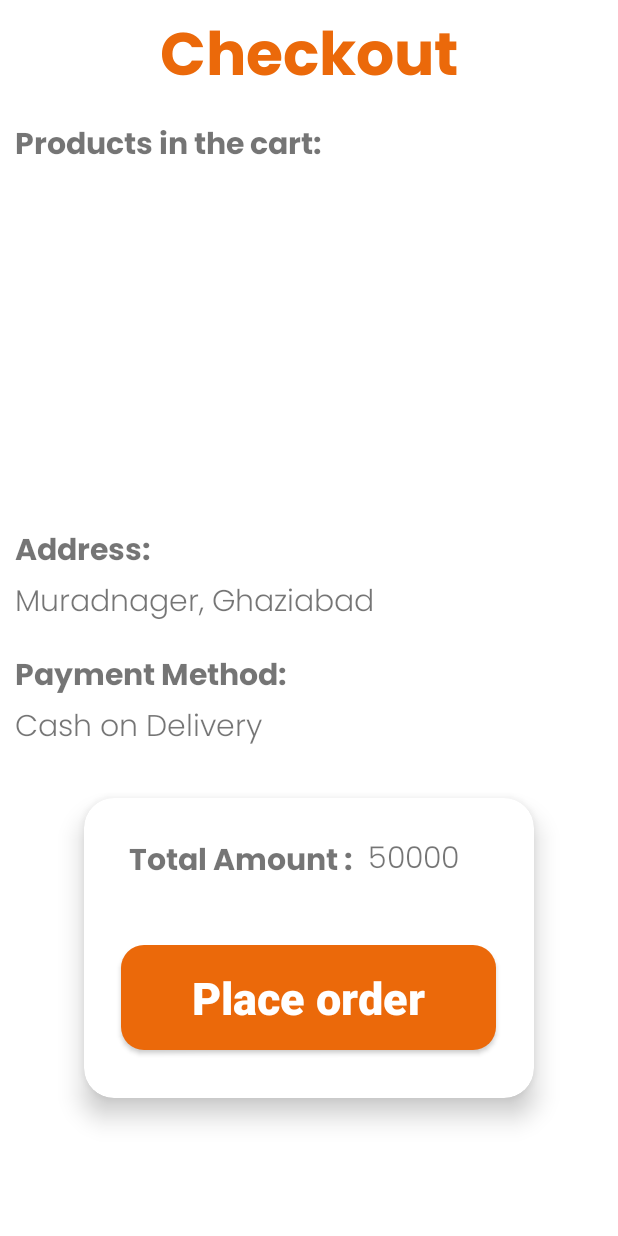
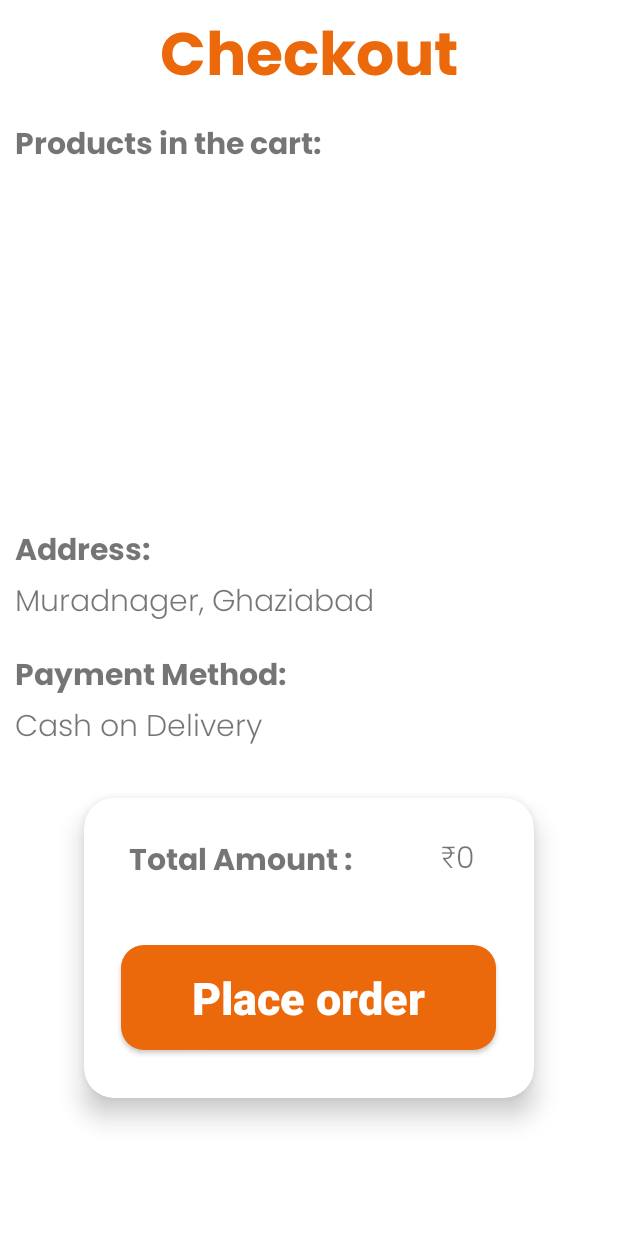
Before and after one commit to VishwasDubey150/BU-Bazzar, an Android app: the checkout_screen screen opened directly, with no data from a screen before it, on a phone screen of 412 x 824 dp. Run offline under Robolectric (Android 15) with nearby library versions, the phone set to English and light mode, and no system bars; our stand-ins replace Firebase (no records; nobody signed in at launch, a user with empty details on screens opened directly); 6 statements that could not run were skipped.

Commit message:
checkout screen done

```diff
--- a/app/src/main/java/com/example/sellnbuy/Constants.kt
+++ b/app/src/main/java/com/example/sellnbuy/Constants.kt
@@ -33,7 +33,8 @@ object Constants {
     const val USER_PROFILE_IMAGE:String="User_Profile_Image";
     const val DEFAULT_CART_QUANTITY:String="1";
     const val CART_ITEMS:String="cart_items";
-
+    const val ORDERS: String="orders"
+    const val STOCK_QUANTITY: String="stock_quantity"
 
     fun showImageChooser(activity: Activity) {
         val galleryIntent = Intent(
--- a/app/src/main/res/layout/activity_checkout_screen.xml
+++ b/app/src/main/res/layout/activity_checkout_screen.xml
@@ -98,25 +98,24 @@
             <TextView
                 android:layout_width="wrap_content"
                 android:layout_height="wrap_content"
+                android:layout_gravity="left"
+                android:layout_marginLeft="30dp"
+                android:layout_marginTop="25dp"
+                android:fontFamily="@font/poppins_bold"
                 android:text="Total Amount :"
-                android:layout_marginLeft="30dp"
-                android:layout_gravity="left"
-                android:layout_marginTop="25dp"
-                android:textSize="20dp"
-                android:fontFamily="@font/poppins_bold">
-            </TextView>
+                android:textSize="20dp"></TextView>
 
             <TextView
+                android:id="@+id/cost"
                 android:layout_width="wrap_content"
                 android:layout_height="wrap_content"
-                android:text="50000"
+                android:layout_gravity="right"
                 android:layout_marginLeft="10dp"
-                android:layout_gravity="right"
-                android:layout_marginRight="50dp"
                 android:layout_marginTop="-35dp"
-                android:textSize="20dp"
-                android:fontFamily="@font/poppins_light">
-            </TextView>
+                android:layout_marginRight="40dp"
+                android:fontFamily="@font/poppins_light"
+                android:text="0"
+                android:textSize="20dp"></TextView>
 
             <androidx.appcompat.widget.AppCompatButton
                 android:id="@+id/checkout"
@@ -127,10 +126,10 @@
                 android:background="@drawable/btn_bg2"
                 android:fontFamily="sans-serif-black"
                 android:text="Place order"
+                android:onClick="checkout"
                 android:textAllCaps="false"
                 android:textColor="@color/white"
                 android:textSize="30dp" />
-
 
 
         </androidx.appcompat.widget.LinearLayoutCompat>
```
Also changed, not shown: app/src/main/java/com/example/sellnbuy/SettingActivity.kt (+34 -34 lines), app/src/main/java/com/example/sellnbuy/checkout_screen.kt (+78 -0 lines), app/src/main/java/com/example/sellnbuy/firestore/firestore.kt (+49 -2 lines), app/src/main/java/com/example/sellnbuy/model/Order.kt (added, +17 -0 lines), app/src/main/java/com/example/sellnbuy/ui/Order/OrderFragment.kt (+2 -5 lines), app/src/main/res/layout/fragment_orders.xml (+18 -4 lines).
